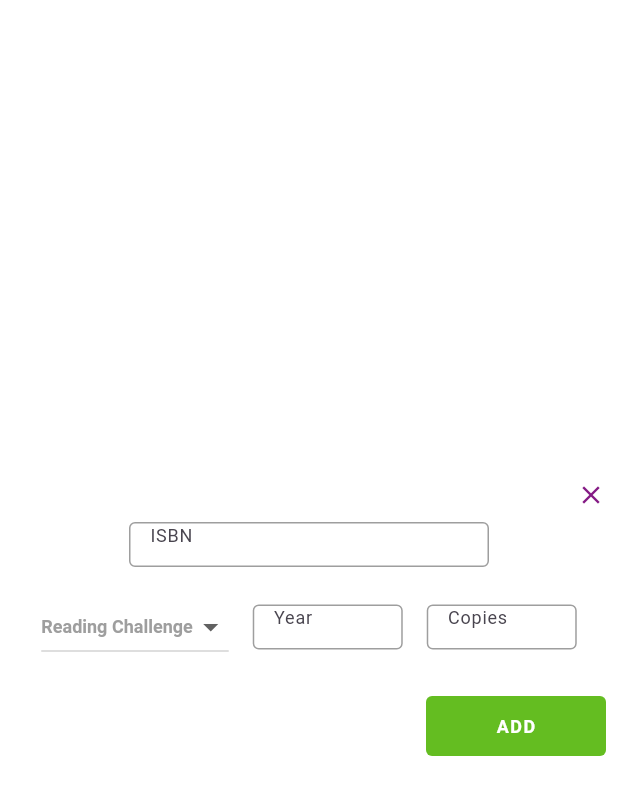
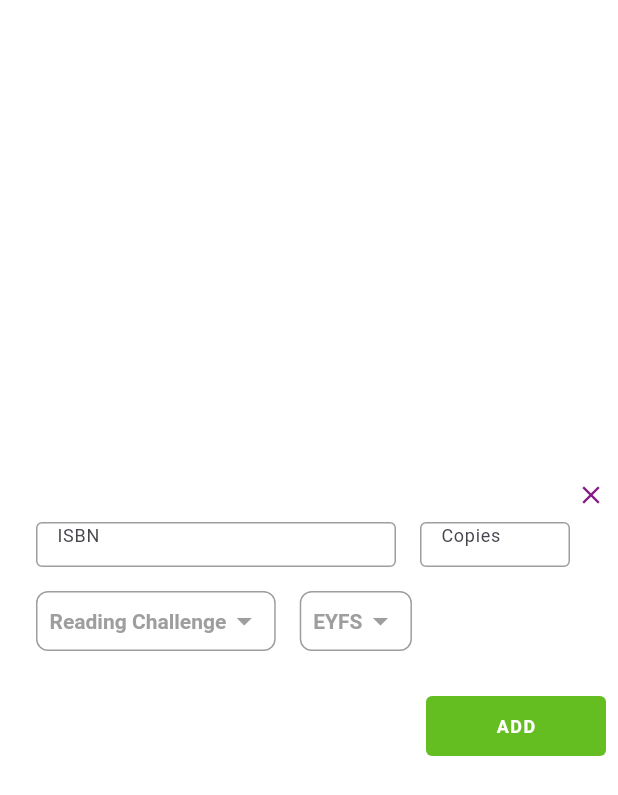
Before and after one commit to ashtondunderdale/barden-proj, a Flutter app: the BardenAddBook screen opened directly with empty values, on a phone screen of 412 x 824 dp. Shown: the top 795 px of the screen. Run offline on Flutter 3.47's test engine with Material 3 defaults, Android fonts, the phone set to English and light mode, and no system bars; our stand-ins replace csv, flutter_secure_storage, flutter_spinkit, google_fonts; missing offline and left inert: azstore, file_saver, flet; accounts and stored records are empty.

Commit message:
ui update

```diff
--- a/barden_book_project/lib/home/widgets/add_book/add_book.dart
+++ b/barden_book_project/lib/home/widgets/add_book/add_book.dart
@@ -1,6 +1,8 @@
 import 'package:barden_book_project/common/barden_close_icon.dart';
+import 'package:barden_book_project/common/barden_dropdown.dart';
 import 'package:barden_book_project/home/services/azure.dart';
 import 'package:flutter/material.dart';
+import 'package:http/http.dart';
 
 import '../../../common/barden_button.dart';
 import '../../../common/barden_field.dart';
@@ -19,9 +21,9 @@ class _BardenAddBookState extends State<BardenAddBook> {
   final _azure = AzureService();
 
   final _isbnController = TextEditingController();
-  final _yearController = TextEditingController();
   final _copiesController = TextEditingController();
-  String _dropdownValue = readingCategories[1];
+  String _selectedReadingCategory = readingCategories[1];
+  String _selectedReadingYear = readingYears[1];
 
   bool _isLoading = false;
 
@@ -52,42 +54,14 @@ class _BardenAddBookState extends State<BardenAddBook> {
                 ),
               ],
             ),
+            Padding(
+              padding: const EdgeInsets.only(left: 16),
+              child: Row(
+                children: [
                   BardenField(
                     controller: _isbnController,
                     width: 240,
                     fieldName: "ISBN",
-              onFieldChanged: () {}
-            ),
-            Row(
-              mainAxisAlignment: MainAxisAlignment.center,
-              children: [
-                Padding(
-                  padding: const EdgeInsets.all(8.0),
-                  child: SizedBox(
-                    child: DropdownButton<String>(
-                      value: _dropdownValue,
-                      onChanged: (val) {
-                        widget.onCategoryChanged(val!);
-                        setState(() => _dropdownValue = val );
-                      },
-                      items: readingCategories.where((e) => e != "All")
-                        .map((e) => DropdownMenuItem<String>(
-                          value: e,
-                          child: Text(e),
-                        ))
-                        .toList(),
-                      style: primaryFont.copyWith(
-                        color: Colors.grey,
-                        fontWeight: FontWeight.bold,
-                        fontSize: 12,
-                      ),
-                    )
-                  ),
-                ),
-                BardenField(
-                  controller: _yearController,
-                  width: 100,
-                  fieldName: "Year",
                     onFieldChanged: () {}
                   ),
                   BardenField(
@@ -98,18 +72,37 @@ class _BardenAddBookState extends State<BardenAddBook> {
                   ),
                 ],
               ),
+            ),
+            Padding(
+              padding: const EdgeInsets.only(left: 16),
+              child: Row(
+                mainAxisAlignment: MainAxisAlignment.start,
+                children: [
+                  BardenDropdown(items: readingCategories, value: _selectedReadingCategory, onItemSelected: (item) {
+                    setState(() {
+                      _selectedReadingCategory = item;
+                    });
+                  }),
+                  BardenDropdown(items: readingYears, value: _selectedReadingYear, onItemSelected: (item) {
+                    setState(() {
+                      _selectedReadingYear = item;
+                    });
+                  }),
+                ],
+              ),
+            ),
             const Spacer(),
             Row(
               mainAxisAlignment: MainAxisAlignment.end,
               children: [
                 BardenButton(
                   text: "ADD",
-                  onPressed: () {
+                  onPressed: () async {
                     setState(() {
                       _isLoading = true;
                     });
 
-                    _azure.addBook(_isbnController.text, _yearController.text, _dropdownValue, 0);
+                    await _azure.addBook(_isbnController.text, _selectedReadingCategory, _selectedReadingYear, 0);
 
                     setState(() {
                       _isLoading = false;
--- a/barden_book_project/lib/home/widgets/inventory/inventory.dart
+++ b/barden_book_project/lib/home/widgets/inventory/inventory.dart
@@ -21,8 +21,6 @@ class BardenInventory extends StatefulWidget {
 class _BardenInventoryState extends State<BardenInventory> {
   bool isHovering = false;
   final _searchController = TextEditingController();
-  String selectedCategoryTag = "All";
-  String selectedYearTag = "All";
 
   @override
   Widget build(BuildContext context) => Column(
```
Also changed, not shown: barden_book_project/lib/home/widgets/inventory/top_title_bar.dart (+27 -6 lines). Lines whose indentation alone changed are shown as unchanged.
